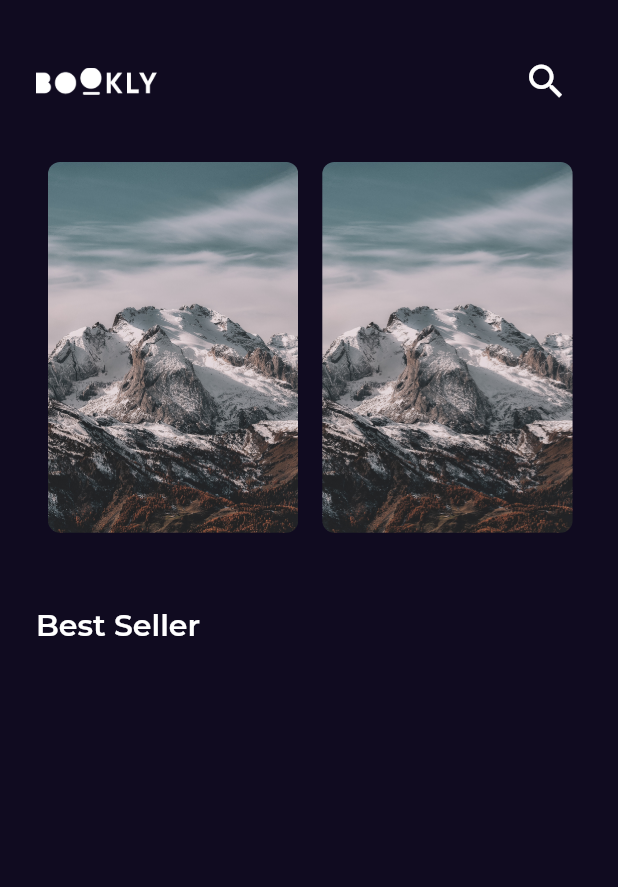
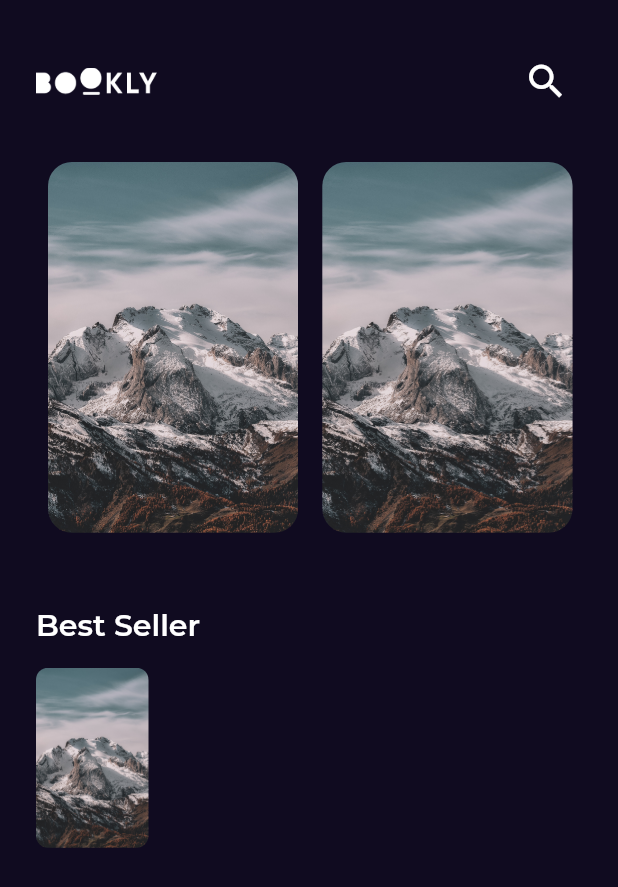
Before and after one commit to mohamedSalah1994/bookly, a Flutter app: the screen it shows after launch, on a phone screen of 412 x 824 dp. Shown: the top 887 px of the screen. Run offline on Flutter 3.47's test engine with Material 2 defaults, Android fonts, the phone set to English and light mode, and no system bars; our stand-ins replace get, google_fonts.

Commit message:
best seller list view item part one

```diff
--- /dev/null
+++ b/lib/Features/home/presentation/views/widgets/best_seller_list_view_item.dart
@@ -0,0 +1,32 @@
+import 'package:bookly/core/utils/assets.dart';
+import 'package:flutter/material.dart';
+import 'package:flutter/src/widgets/framework.dart';
+import 'package:flutter/src/widgets/placeholder.dart';
+
+class BestSellerListViewItem extends StatelessWidget {
+  const BestSellerListViewItem({super.key});
+
+  @override
+  Widget build(BuildContext context) {
+    return SizedBox(
+      height: 120,
+      child: Row(
+        children: [
+          AspectRatio(
+            aspectRatio: 2.5 / 4,
+            child: Container(
+              decoration: BoxDecoration(
+                borderRadius: BorderRadius.circular(8),
+                image: const DecorationImage(
+                    image: AssetImage(
+                      AssetData.testImage,
+                    ),
+                    fit: BoxFit.fill),
+              ),
+            ),
+          ),
+        ],
+      ),
+    );
+  }
+}
--- a/lib/Features/home/presentation/views/widgets/featured_list_view_item.dart
+++ b/lib/Features/home/presentation/views/widgets/featured_list_view_item.dart
@@ -9,16 +9,13 @@ class CustomListViewItem extends StatelessWidget {
     return AspectRatio(
       aspectRatio: 2.7 / 4,
       child: Container(
-
         decoration: BoxDecoration(
-          borderRadius: BorderRadius.circular(8),
-
+          borderRadius: BorderRadius.circular(16),
           image: const DecorationImage(
-            image: AssetImage(
-              AssetData.testImage,
-            ),
-            fit: BoxFit.fill
-          ),
+              image: AssetImage(
+                AssetData.testImage,
+              ),
+              fit: BoxFit.fill),
         ),
       ),
     );
--- a/lib/Features/home/presentation/views/widgets/home_view_body.dart
+++ b/lib/Features/home/presentation/views/widgets/home_view_body.dart
@@ -1,3 +1,4 @@
+import 'package:bookly/Features/home/presentation/views/widgets/best_seller_list_view_item.dart';
 import 'package:bookly/Features/home/presentation/views/widgets/custom_app_bar.dart';
 import 'package:bookly/Features/home/presentation/views/widgets/featured_list_list_view.dart';
 import 'package:bookly/core/utils/styles.dart';
@@ -13,12 +14,16 @@ class HomeViewBody extends StatelessWidget {
       child: Column(
         crossAxisAlignment: CrossAxisAlignment.start,
         children: const [
-             CustomAppBar(),
-             FeaturedBooksListView(),
-             SizedBox(
-              height: 50,
-             ),
-             Text('Best Seller' , style: Styles.titleMedium,)
+          CustomAppBar(),
+          FeaturedBooksListView(),
+          SizedBox(height: 50),
+          Text(
+            'Best Seller',
+            style: Styles.titleMedium,
+          ),
+          SizedBox(height: 16),
+          BestSellerListViewItem(),
+
         ],
       ),
     );
```
